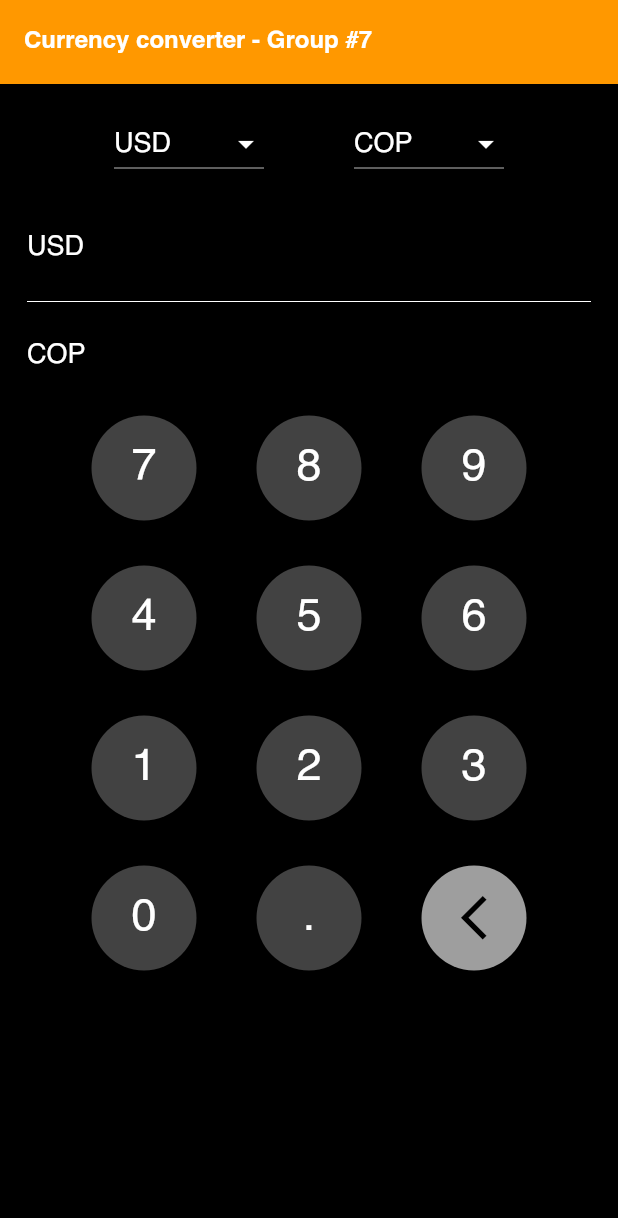
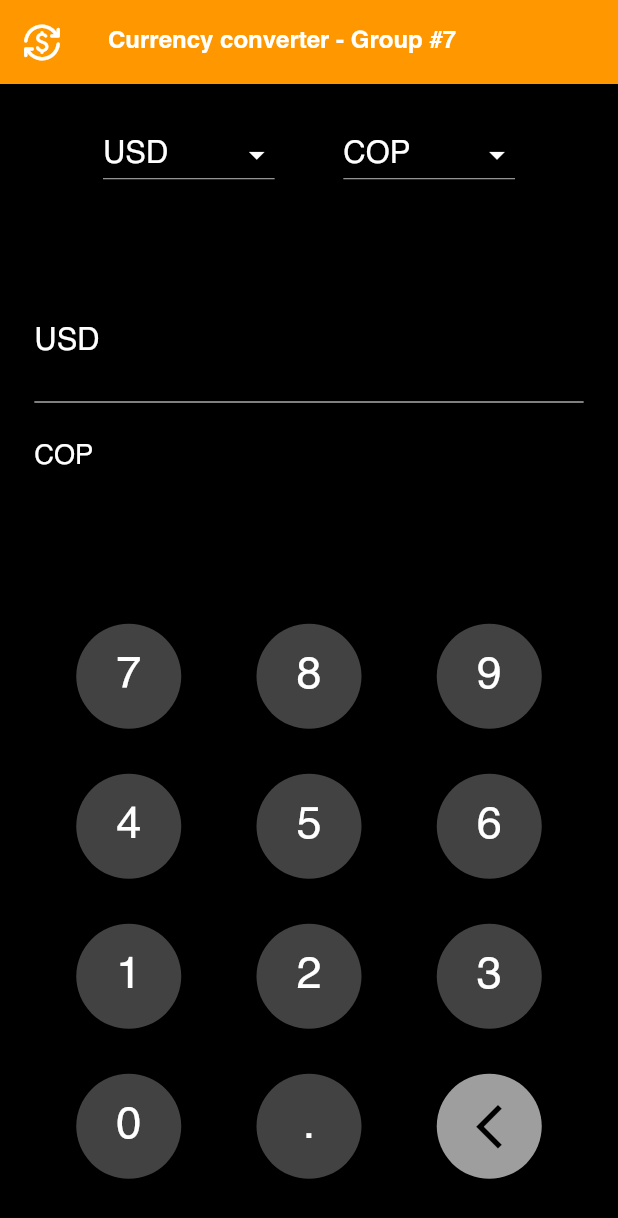
Before and after one commit to RicardoRB09/Flutter-Sprint-1-, a Flutter app: the screen it shows after launch, on a phone screen of 412 x 824 dp. Shown: the top 1218 px of the screen. Run offline on Flutter 3.47's test engine with Material 2 defaults, Android fonts, the phone set to English and light mode, and no system bars; our stand-ins replace flutter_screenutil.

Commit message:
feat: ScreenUtil implemented. UI widgets optimized

```diff
--- a/lib/ui/my_app.dart
+++ b/lib/ui/my_app.dart
@@ -1,4 +1,5 @@
 import 'package:flutter/material.dart';
+import 'package:flutter_screenutil/flutter_screenutil.dart';
 import 'pages/converter_page.dart';
 
 class MyApp extends StatelessWidget {
@@ -7,7 +8,8 @@ class MyApp extends StatelessWidget {
   // aquí agregamos el MaterialApp al árbol de widgets
   @override
   Widget build(BuildContext context) {
-    return MaterialApp(
+    return ScreenUtilInit(
+      builder: (context, child) => MaterialApp(
         debugShowCheckedModeBanner: false,
         title: 'Currency converter',
         theme: ThemeData(
@@ -27,6 +29,8 @@ class MyApp extends StatelessWidget {
         // TODO
         // ConverterPage es el widget que presenta la página de la aplicación
         home: ConverterPage(),
+      ),
+      designSize: const Size(360, 712),
     );
   }
 }
--- a/lib/ui/pages/converter_page.dart
+++ b/lib/ui/pages/converter_page.dart
@@ -1,7 +1,8 @@
-import 'package:direct_select/direct_select.dart';
 import 'package:flutter/material.dart';
+import 'package:flutter_screenutil/flutter_screenutil.dart';
+
 import '../../utils/constants.dart';
-import '../widgets/selection_item.dart';
+import '../widgets/custom_key_pad.dart';
 
 // un widget con estado en el cual mantenemos los dos indices
 // de las monedas que vamos a convertir
@@ -52,16 +53,9 @@ class _ConverterPageState extends State<ConverterPage> {
       res = upperText;
     }
 
-    convertionStr = '';
-
-    if (RegExp(r'^[0-9]+([.][0-9]+)?$').hasMatch(res)) {
-      double valueConverted = (double.parse(res) * rates[currency1][currency2]);
-      convertionStr = valueConverted.toStringAsFixed(2);
-    }
-
     setState(() {
       upperText = res;
-      lowerText = convertionStr;
+      lowerText = convert(res);
     });
   }
 
@@ -73,25 +67,45 @@ class _ConverterPageState extends State<ConverterPage> {
     });
   }
 
+  String convert(String? value) {
+    String result = '';
+
+    if (RegExp(r'^[0-9]+([.][0-9]+)?$').hasMatch(value!)) {
+      double valueConverted =
+          (double.parse(value) * rates[currency1][currency2]);
+      result = valueConverted.toString();
+    }
+
+    return result;
+  }
+
   @override
   Widget build(BuildContext context) {
     // El siguiente widget en el arbol es el Scaffold
+    double width = MediaQuery.of(context).size.width;
+    double height = MediaQuery.of(context).size.height;
+
     return Scaffold(
       appBar: AppBar(
+        leading: const Icon(
+          Icons.currency_exchange_rounded,
+          color: Colors.white,
+          size: 26,
+        ),
         title: const Text(
           'Currency converter - Group #7',
         ),
       ),
       body: Padding(
-          padding: const EdgeInsets.all(8.0),
-          child: Column(children: [
-            Padding(
-              padding: const EdgeInsets.all(8.0),
-              child: Row(
+        padding: EdgeInsets.symmetric(vertical: 20.h, horizontal: 20.w),
+        child: Column(
+          mainAxisAlignment: MainAxisAlignment.spaceBetween,
+          children: [
+            Row(
               mainAxisAlignment: MainAxisAlignment.spaceEvenly,
               children: [
                 SizedBox(
-                      width: 100,
+                  width: 100.w,
                   // selector para la primera moneda
                   child: DropdownButton<String>(
                     isExpanded: true,
@@ -101,22 +115,30 @@ class _ConverterPageState extends State<ConverterPage> {
                     ),
                     value: currencySelected1,
                     dropdownColor: Colors.grey[800],
-                          items: currencies
-                              .map((item) => DropdownMenuItem<String>(
-                                  value: item,
+                    items: currencies.map((String currencies) {
+                      return DropdownMenuItem(
+                        value: currencies,
                         child: Text(
-                                    item,
-                                    style: const TextStyle(
-                                      fontSize: 18,
+                          currencies,
+                          style: TextStyle(
+                            fontSize: 18.sp,
                             color: Colors.white,
                           ),
                           textAlign: TextAlign.end,
-                                  )))
-                              .toList(),
-                          onChanged: (item) =>
-                              setState(() => currencySelected1 = item))),
+                        ),
+                      );
+                    }).toList(),
+                    onChanged: (String? newValue) {
+                      currency1 = currencies.indexOf(newValue!);
+                      setState(() {
+                        currencySelected1 = newValue;
+                        lowerText = convert(upperText);
+                      });
+                    },
+                  ),
+                ),
                 SizedBox(
-                      width: 100,
+                  width: 100.w,
                   // selector para la segunda moneda
                   child: DropdownButton<String>(
                     isExpanded: true,
@@ -126,27 +148,31 @@ class _ConverterPageState extends State<ConverterPage> {
                     ),
                     value: currencySelected2,
                     dropdownColor: Colors.grey[800],
-                          items: currencies
-                              .map((item) => DropdownMenuItem<String>(
-                                  value: item,
+                    items: currencies.map((String currencies) {
+                      return DropdownMenuItem(
+                        value: currencies,
                         child: Text(
-                                    item,
-                                    style: const TextStyle(
-                                        fontSize: 18, color: Colors.white),
-                                    textAlign: TextAlign.center,
-                                  )))
-                              .toList(),
-                          onChanged: (item) =>
-                              setState(() => currencySelected2 = item))),
+                          currencies,
+                          style: TextStyle(
+                            fontSize: 18.sp,
+                            color: Colors.white,
+                          ),
+                          textAlign: TextAlign.end,
+                        ),
+                      );
+                    }).toList(),
+                    onChanged: (String? newValue) {
+                      currency2 = currencies.indexOf(newValue!);
+                      setState(() {
+                        currencySelected2 = newValue;
+                        lowerText = convert(upperText);
+                      });
+                    },
+                  ),
+                ),
               ],
             ),
-            ),
-            Padding(
-              padding: const EdgeInsets.symmetric(
-                vertical: 12.0,
-                horizontal: 10,
-              ),
-              child: Column(
+            Column(
               children: [
                 Row(
                   mainAxisAlignment: MainAxisAlignment.spaceBetween,
@@ -154,26 +180,27 @@ class _ConverterPageState extends State<ConverterPage> {
                     Column(
                       children: [
                         _InfoText(
-                            text: currencies[currency1],
+                          text: currencySelected1!,
                           color: Colors.white,
-                            font: 18,
+                          font: 18.sp,
                         ),
                       ],
                     ),
+                    SizedBox(width: 15.w),
                     Column(
                       children: [
                         _InfoText(
                           text: upperText,
                           color: Colors.white,
-                            font: 50,
+                          font: 50.sp,
                         ),
                       ],
                     ),
                   ],
                 ),
-                  const Divider(
+                Divider(
                   color: Colors.white,
-                    height: 22,
+                  height: 20.h,
                 ),
                 Row(
                   mainAxisAlignment: MainAxisAlignment.spaceBetween,
@@ -181,12 +208,13 @@ class _ConverterPageState extends State<ConverterPage> {
                     Column(
                       children: [
                         _InfoText(
-                            text: currencies[currency2],
+                          text: currencySelected2!,
                           color: Colors.white,
-                            font: 18,
+                          font: width * 0.044,
                         ),
                       ],
                     ),
+                    SizedBox(width: 15.w),
                     Flexible(
                       // Agregado para el problema de desborde
                       fit: FlexFit
@@ -196,88 +224,23 @@ class _ConverterPageState extends State<ConverterPage> {
                           _InfoText(
                             text: lowerText,
                             color: Colors.white,
-                              font: 50,
+                            font: width * 0.12,
                           ),
                         ],
                       ),
                     ),
                   ],
                 ),
-                  Table(
-                    defaultColumnWidth: FixedColumnWidth(110),
-                    // border: TableBorder.all(width: 1, color: Colors.white),
-                    children: [
-                      TableRow(
-                        children: [
-                          _CircularButton(
-                            text: '7',
-                            callback: btnPressed,
-                          ),
-                          _CircularButton(
-                            text: '8',
-                            callback: btnPressed,
-                          ),
-                          _CircularButton(
-                            text: '9',
-                            callback: btnPressed,
-                          )
               ],
             ),
-                      TableRow(
-                        children: [
-                          _CircularButton(
-                            text: '4',
-                            callback: btnPressed,
-                          ),
-                          _CircularButton(
-                            text: '5',
-                            callback: btnPressed,
-                          ),
-                          _CircularButton(
-                            text: '6',
-                            callback: btnPressed,
-                          )
-                        ],
-                      ),
-                      TableRow(
-                        children: [
-                          _CircularButton(
-                            text: '1',
-                            callback: btnPressed,
-                          ),
-                          _CircularButton(
-                            text: '2',
-                            callback: btnPressed,
-                          ),
-                          _CircularButton(
-                            text: '3',
-                            callback: btnPressed,
-                          )
-                        ],
-                      ),
-                      TableRow(
-                        children: [
-                          _CircularButton(
-                            text: '0',
-                            callback: btnPressed,
-                          ),
-                          _CircularButton(
-                            text: '.',
-                            callback: btnPressed,
-                          ),
-                          _EraseButton(
+            CustomKeyPad(
               callback: btnPressed,
               callbackErase: eraseDisplays,
-                          )
-                        ],
             ),
           ],
         ),
-                ],
       ),
-            )
-          ]),
-        ));
+    );
   }
 }
 
@@ -293,13 +256,13 @@ class _EraseButton extends StatelessWidget {
   @override
   Widget build(BuildContext context) {
     return Padding(
-      padding: const EdgeInsets.symmetric(vertical: 15),
+      padding: EdgeInsets.symmetric(vertical: 15.h),
       child: ElevatedButton(
         onPressed: () => callback('<'),
         onLongPress: () => callbackErase(),
         style: ElevatedButton.styleFrom(
           shape: const CircleBorder(),
-          fixedSize: const Size.fromRadius(35),
+          fixedSize: Size.fromRadius(35.r),
           primary: Colors.grey[500],
         ),
         child: const Icon(
@@ -325,18 +288,18 @@ class _CircularButton extends StatelessWidget {
   @override
   Widget build(BuildContext context) {
     return Padding(
-      padding: const EdgeInsets.symmetric(vertical: 15),
+      padding: EdgeInsets.symmetric(vertical: 15.h),
       child: ElevatedButton(
         onPressed: () => callback(text),
         style: ElevatedButton.styleFrom(
           shape: const CircleBorder(),
-          fixedSize: const Size.fromRadius(35),
+          fixedSize: Size.fromRadius(35.r),
           primary: Colors.grey[800],
         ),
         child: Text(
           text,
-          style: const TextStyle(
-              color: Colors.white, fontFamily: 'Helvetica', fontSize: 30),
+          style: TextStyle(
+              color: Colors.white, fontFamily: 'Helvetica', fontSize: 30.sp),
         ),
       ),
     );
--- /dev/null
+++ b/lib/ui/widgets/custom_key_pad.dart
@@ -0,0 +1,154 @@
+import 'package:flutter/material.dart';
+import 'package:flutter_screenutil/flutter_screenutil.dart';
+
+class CustomKeyPad extends StatefulWidget {
+  final Function callbackErase;
+  final Function callback;
+
+  const CustomKeyPad({
+    Key? key,
+    required this.callbackErase,
+    required this.callback,
+  }) : super(key: key);
+
+  @override
+  State<CustomKeyPad> createState() => _CustomKeyPadState();
+}
+
+class _CustomKeyPadState extends State<CustomKeyPad> {
+  @override
+  Widget build(BuildContext context) {
+    return Table(
+      defaultColumnWidth: FixedColumnWidth(105.w),
+      // border: TableBorder.all(width: 1, color: Colors.white),
+      children: [
+        TableRow(
+          children: [
+            _CircularButton(
+              text: '7',
+              callback: widget.callback,
+            ),
+            _CircularButton(
+              text: '8',
+              callback: widget.callback,
+            ),
+            _CircularButton(
+              text: '9',
+              callback: widget.callback,
+            )
+          ],
+        ),
+        TableRow(
+          children: [
+            _CircularButton(
+              text: '4',
+              callback: widget.callback,
+            ),
+            _CircularButton(
+              text: '5',
+              callback: widget.callback,
+            ),
+            _CircularButton(
+              text: '6',
+              callback: widget.callback,
+            )
+          ],
+        ),
+        TableRow(
+          children: [
+            _CircularButton(
+              text: '1',
+              callback: widget.callback,
+            ),
+            _CircularButton(
+              text: '2',
+              callback: widget.callback,
+            ),
+            _CircularButton(
+              text: '3',
+              callback: widget.callback,
+            )
+          ],
+        ),
+        TableRow(
+          children: [
+            _CircularButton(
+              text: '0',
+              callback: widget.callback,
+            ),
+            _CircularButton(
+              text: '.',
+              callback: widget.callback,
+            ),
+            _EraseButton(
+              callback: widget.callback,
+              callbackErase: widget.callbackErase,
+            )
+          ],
+        ),
+      ],
+    );
+  }
+}
+
+class _EraseButton extends StatelessWidget {
+  final Function callback;
+  final Function callbackErase;
+  const _EraseButton({
+    Key? key,
+    required this.callback,
+    required this.callbackErase,
+  }) : super(key: key);
+
+  @override
+  Widget build(BuildContext context) {
+    return Padding(
+      padding: const EdgeInsets.symmetric(vertical: 15),
+      child: ElevatedButton(
+        onPressed: () => callback('<'),
+        onLongPress: () => callbackErase(),
+        style: ElevatedButton.styleFrom(
+          shape: const CircleBorder(),
+          fixedSize: const Size.fromRadius(35),
+          primary: Colors.grey[500],
+        ),
+        child: const Icon(
+          Icons.arrow_back_ios_new,
+          size: 35,
+          color: Colors.black,
+        ),
+      ),
+    );
+  }
+}
+
+class _CircularButton extends StatelessWidget {
+  final String text;
+  final Function callback;
+
+  const _CircularButton({
+    Key? key,
+    required this.text,
+    required this.callback,
+  }) : super(key: key);
+
+  @override
+  Widget build(BuildContext context) {
+    return Padding(
+      padding: const EdgeInsets.symmetric(vertical: 15),
+      child: ElevatedButton(
+        onPressed: () => callback(text),
+        style: ElevatedButton.styleFrom(
+          shape: const CircleBorder(),
+          fixedSize: const Size.fromRadius(35),
+          primary: Colors.grey[800],
+        ),
+        child: Text(
+          text,
+          style: const TextStyle(
+              color: Colors.white, fontFamily: 'Helvetica', fontSize: 30),
+        ),
+      ),
+    );
+  }
+}
--- a/pubspec.yaml
+++ b/pubspec.yaml
@@ -31,6 +31,7 @@ dependencies:
     sdk: flutter
   direct_select: ^2.0.0
   direct_select_flutter: ^1.1.1
+  flutter_screenutil: ^5.5.4
 
   # The following adds the Cupertino Icons font to your application.
   # Use with the CupertinoIcons class for iOS style icons.
```
Also changed, not shown: pubspec.lock. Lines whose indentation alone changed are shown as unchanged.
